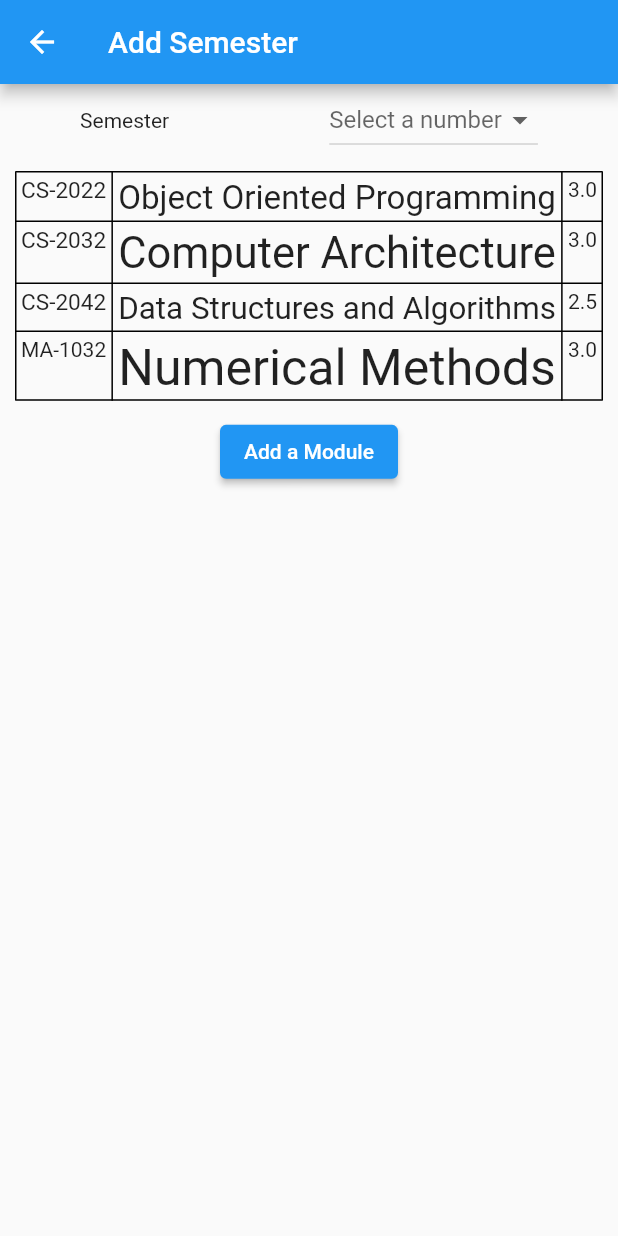
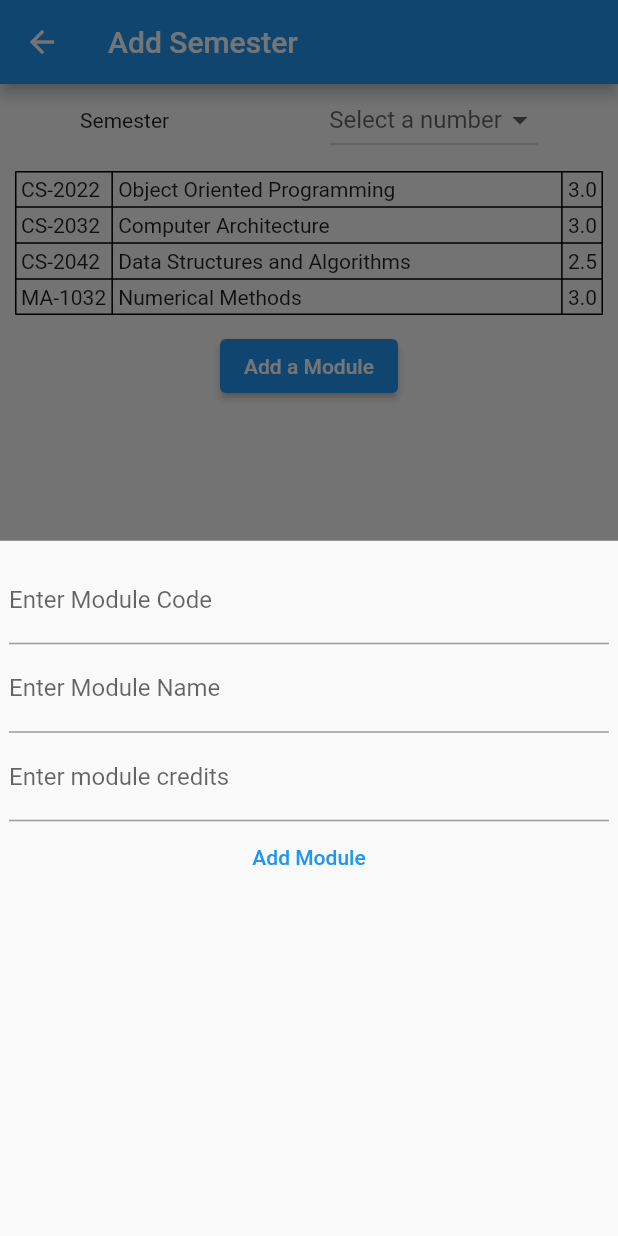
Before and after one commit to Ishad-M-I-M/gpa_calculator, a Flutter app: the AddSemesterScreen screen opened directly, after a tap on "Add a Module", on a phone screen of 412 x 824 dp. Run offline on Flutter 3.47's test engine with Material 2 defaults, Android fonts, the phone set to English and light mode, and no system bars.

Commit message:
basic view for add a module for a semester

```diff
--- a/lib/screens/add_semester_screen.dart
+++ b/lib/screens/add_semester_screen.dart
@@ -1,4 +1,6 @@
 import 'package:flutter/material.dart';
+
+import '../widgets/add_module.dart';
 
 import '../models/module.dart';
 
@@ -18,7 +20,13 @@ class _AddSemesterScreenState extends State<AddSemesterScreen> {
         code: 'CS-2042', name: "Data Structures and Algorithms", credits: 2.5),
     Module(code: 'MA-1032', name: "Numerical Methods", credits: 3.0),
   ];
+  int _semester = 0;
 
+  void displayAddModuleWindow(BuildContext context){
+    showModalBottomSheet(context: context, builder: (_){
+      return const AddModule();
+    });
+  }
   @override
   Widget build(BuildContext context) {
     return Scaffold(
@@ -40,8 +48,11 @@ class _AddSemesterScreenState extends State<AddSemesterScreen> {
                           ))
                       .toList(),
                   onChanged: (number) {
-                    print(number);
+                    setState((){
+                      _semester = number as int;
+                    });
                   },
+                  value: _semester == 0? null: _semester,
                   hint: const Text("Select a number"),
                 ),
               ],
@@ -57,14 +68,14 @@ class _AddSemesterScreenState extends State<AddSemesterScreen> {
                 },
                 children: modules
                     .map((e) => TableRow(children: [
-                  TableCell(child: Padding(padding: const EdgeInsets.all(4),child: FittedBox(child: Text(e.code)))),
-                  TableCell(child: Padding(padding: const EdgeInsets.all(4),child: FittedBox(child: Text(e.name, style: const TextStyle(fontSize: 20),)))),
-                  TableCell(child: Padding(padding: const EdgeInsets.all(4),child: FittedBox(child: Text(e.credits.toString()))))
+                  TableCell(child: Padding(padding: const EdgeInsets.all(4),child:  Text(e.code))),
+                  TableCell(child: Padding(padding: const EdgeInsets.all(4),child: Text(e.name))),
+                  TableCell(child: Padding(padding: const EdgeInsets.all(4),child: Text(e.credits.toString())))
                 ]))
                     .toList(),
               ),
             ),
-            ElevatedButton(onPressed: (){}, child: const Text("Add a Module"))
+            ElevatedButton(onPressed: ()=>displayAddModuleWindow(context), child: const Text("Add a Module"))
           ],
         ),
       ),
--- /dev/null
+++ b/lib/widgets/add_module.dart
@@ -0,0 +1,38 @@
+import 'package:flutter/material.dart';
+
+class AddModule extends StatefulWidget {
+  const AddModule({Key? key}) : super(key: key);
+
+  @override
+  State<AddModule> createState() => _AddModuleState();
+}
+
+class _AddModuleState extends State<AddModule> {
+  @override
+  Widget build(BuildContext context) {
+    var moduleCode = TextEditingController();
+    var moduleName = TextEditingController();
+    var moduleCredits = TextEditingController();
+    return Padding(
+      padding: const EdgeInsets.only(top: 10, bottom: 10, left: 6, right: 6),
+      child: Column(
+        children: [
+          TextFormField(
+            controller: moduleCode,
+            decoration: const InputDecoration(label: Text("Enter Module Code")),
+          ),
+          TextFormField(
+            controller: moduleName,
+            decoration: const InputDecoration(label: Text("Enter Module Name")),
+          ),
+          TextFormField(
+            controller: moduleCredits,
+            decoration: const InputDecoration(label: Text("Enter module credits")),
+            keyboardType: TextInputType.number,
+          ),
+          TextButton(onPressed: (){}, child: const Text("Add Module"))
+        ],
+      ),
+    );
+  }
+}
```
